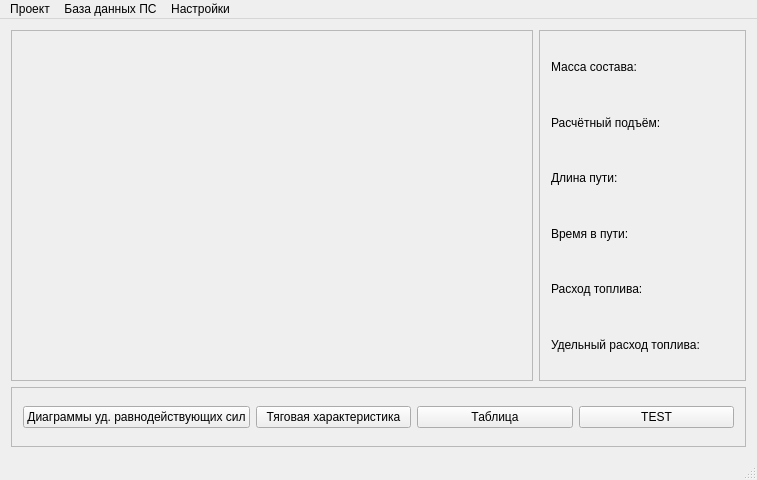
The window that mainwindow.ui (Prygoon/Diploma) describes before a commit, drawn with Qt 5.
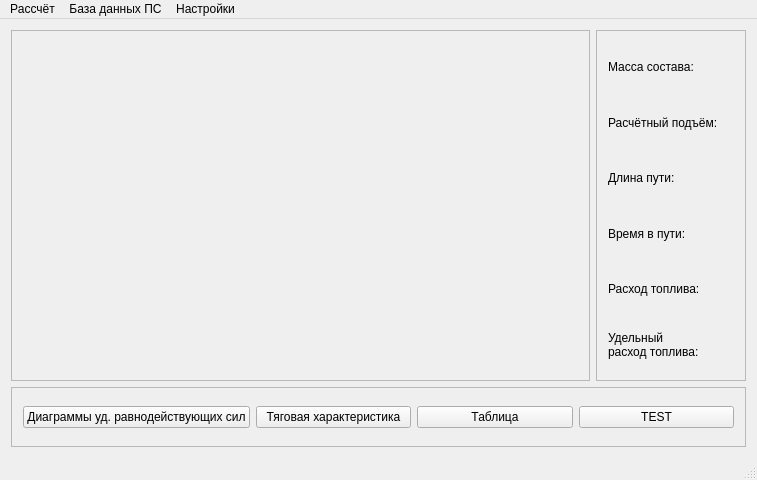
The same window after the commit. Icons and pictures are not drawn. Custom widgets are drawn as their Qt base class.

Commit message: More results output added

Diff of the .ui file:
```diff
--- a/mainwindow.ui
+++ b/mainwindow.ui
@@ -37,7 +37,7 @@
         <rect>
          <x>0</x>
          <y>0</y>
-         <width>529</width>
+         <width>576</width>
          <height>351</height>
         </rect>
        </property>
@@ -70,7 +70,7 @@
          <item>
           <widget class="QLabel" name="massResultLabel">
            <property name="text">
-            <string>                    </string>
+            <string/>
            </property>
           </widget>
          </item>
@@ -88,7 +88,7 @@
          <item>
           <widget class="QLabel" name="calcSlopeResultLabel">
            <property name="text">
-            <string>                   </string>
+            <string/>
            </property>
           </widget>
          </item>
@@ -132,16 +132,16 @@
        </item>
        <item row="4" column="0">
         <layout class="QHBoxLayout" name="fuelHorizontalLayout">
-         <item>
-          <widget class="QLabel" name="fuelResultLabel">
-           <property name="text">
-            <string>Расход топлива: </string>
-           </property>
-          </widget>
-         </item>
          <item>
           <widget class="QLabel" name="fuelLabel">
            <property name="text">
+            <string>Расход топлива: </string>
+           </property>
+          </widget>
+         </item>
+         <item>
+          <widget class="QLabel" name="fuelResultLabel">
+           <property name="text">
             <string/>
            </property>
           </widget>
@@ -153,7 +153,8 @@
          <item>
           <widget class="QLabel" name="unitFuelLabel">
            <property name="text">
-            <string>Удельный расход топлива: </string>
+            <string>Удельный 
+расход топлива: </string>
            </property>
           </widget>
          </item>
@@ -237,7 +238,7 @@
    </property>
    <widget class="QMenu" name="menuFile">
     <property name="title">
-     <string>Проект</string>
+     <string>Рассчёт</string>
     </property>
     <addaction name="action_new"/>
     <addaction name="separator"/>
```
The commit also changes 3 other files.
